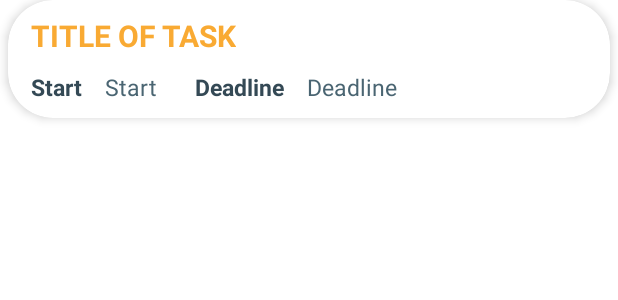
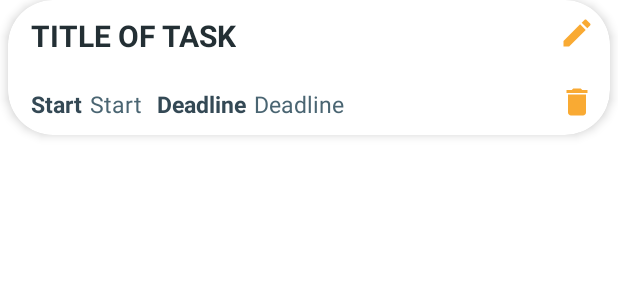
Before and after one commit to ArrsDesign/O-Clock, an Android app: the layout item_task.xml on its own in the app's theme, with its tools: preview values and no code run, on a phone screen of 412 x 824 dp. Shown: the top 300 px of the screen. Run offline under Robolectric (Android 15) with nearby library versions, the phone set to English and light mode, and no system bars.

Commit message:
implementing Edit

```diff
--- a/app/build.gradle
+++ b/app/build.gradle
@@ -54,4 +54,7 @@ dependencies {
     implementation 'androidx.recyclerview:recyclerview:1.1.0'
     implementation 'androidx.cardview:cardview:1.0.0'
 
+    implementation 'com.orhanobut:dialogplus:1.11@aar'
+
+
 }
--- a/app/src/main/java/com/arrsdesign/oclock/Task2_Fragments/Current.java
+++ b/app/src/main/java/com/arrsdesign/oclock/Task2_Fragments/Current.java
@@ -4,6 +4,7 @@ import android.os.Bundle;
 
 import androidx.annotation.NonNull;
 import androidx.fragment.app.Fragment;
+import androidx.recyclerview.widget.ItemTouchHelper;
 import androidx.recyclerview.widget.LinearLayoutManager;
 import androidx.recyclerview.widget.RecyclerView;
 
@@ -70,8 +71,6 @@ public class Current extends Fragment {
             }
         });
 
-
-
         return view;
     }
 }
--- a/app/src/main/java/com/arrsdesign/oclock/modelSubTask/Task_Display.java
+++ b/app/src/main/java/com/arrsdesign/oclock/modelSubTask/Task_Display.java
@@ -104,7 +104,6 @@ public class Task_Display extends AppCompatActivity {
         //Get Firebase Data
         reference = FirebaseDatabase.getInstance().getReference().child("OClock");
 
-        getIncom
 
 
     }
--- /dev/null
+++ b/app/src/main/res/drawable/ic_baseline_delete_24.xml
@@ -0,0 +1,5 @@
+<vector android:height="24dp" android:tint="#F9AA33"
+    android:viewportHeight="24" android:viewportWidth="24"
+    android:width="24dp" xmlns:android="http://schemas.android.com/apk/res/android">
+    <path android:fillColor="@android:color/white" android:pathData="M6,19c0,1.1 0.9,2 2,2h8c1.1,0 2,-0.9 2,-2V7H6v12zM19,4h-3.5l-1,-1h-5l-1,1H5v2h14V4z"/>
+</vector>
--- /dev/null
+++ b/app/src/main/res/drawable/ic_baseline_edit_24.xml
@@ -0,0 +1,5 @@
+<vector android:height="24dp" android:tint="#F9AA33"
+    android:viewportHeight="24" android:viewportWidth="24"
+    android:width="24dp" xmlns:android="http://schemas.android.com/apk/res/android">
+    <path android:fillColor="@android:color/white" android:pathData="M3,17.25V21h3.75L17.81,9.94l-3.75,-3.75L3,17.25zM20.71,7.04c0.39,-0.39 0.39,-1.02 0,-1.41l-2.34,-2.34c-0.39,-0.39 -1.02,-0.39 -1.41,0l-1.83,1.83 3.75,3.75 1.83,-1.83z"/>
+</vector>
--- a/app/src/main/res/layout/item_task.xml
+++ b/app/src/main/res/layout/item_task.xml
@@ -4,7 +4,7 @@
     xmlns:app="http://schemas.android.com/apk/res-auto"
     android:background="@drawable/rounded_rectangle_white"
     android:padding="15dp"
-    android:layout_height="wrap_content"
+    android:layout_height="90dp"
     android:layout_marginBottom="10dp"
     android:layout_marginRight="5dp"
     android:layout_marginLeft="5dp"
@@ -31,7 +31,7 @@
                 android:layout_marginLeft="5dp"
                 android:text="Title of Task"
                 android:textAllCaps="true"
-                android:textColor="@color/buttons"
+                android:textColor="@color/titles"
                 android:textSize="20dp"
                 android:textStyle="bold" />
 
@@ -39,11 +39,10 @@
                 android:id="@+id/start"
                 android:layout_width="wrap_content"
                 android:layout_height="wrap_content"
-                android:layout_marginTop="10dp"
-                android:layout_below="@+id/titleTask"
-                android:layout_marginRight="10dp"
+                android:layout_marginRight="5dp"
                 android:layout_marginLeft="5dp"
                 android:text="Start"
+                android:layout_alignParentBottom="true"
                 android:textColor="@color/text_bottom"
                 android:textSize="15dp"
                 android:textStyle="bold"/>
@@ -52,11 +51,9 @@
                 android:id="@+id/startDate"
                 android:layout_width="wrap_content"
                 android:layout_height="wrap_content"
+                android:layout_alignParentBottom="true"
                 android:layout_toEndOf="@+id/start"
-                android:layout_marginTop="10dp"
-                android:layout_marginLeft="5dp"
-                android:layout_marginRight="20dp"
-                android:layout_below="@+id/titleTask"
+                android:layout_marginRight="10dp"
                 android:text="Start"
                 android:textColor="@color/links"
                 android:textSize="15dp"/>
@@ -65,11 +62,9 @@
                 android:layout_width="wrap_content"
                 android:layout_height="wrap_content"
                 android:id="@+id/deadline"
-                android:layout_marginRight="10dp"
-                android:layout_marginLeft="5dp"
-                android:layout_below="@+id/titleTask"
+                android:layout_alignParentBottom="true"
+                android:layout_marginRight="5dp"
                 android:layout_toEndOf="@+id/startDate"
-                android:layout_marginTop="10dp"
                 android:textColor="@color/text_bottom"
                 android:text="Deadline"
                 android:textStyle="bold"
@@ -79,15 +74,36 @@
                 android:id="@+id/endDate"
                 android:layout_width="wrap_content"
                 android:layout_height="wrap_content"
+                android:layout_alignParentBottom="true"
                 android:text="Deadline"
-                android:layout_marginTop="10dp"
-                android:layout_marginLeft="5dp"
-                android:layout_below="@+id/titleTask"
                 android:layout_toEndOf="@+id/deadline"
                 android:textColor="@color/links"
                 android:textSize="15dp"/>
 
+            <RelativeLayout
+                android:layout_width="wrap_content"
+                android:layout_height="wrap_content"
+                >
+                <ImageView
+                    android:layout_width="wrap_content"
+                    android:id="@+id/edit"
+                    android:layout_height="wrap_content"
+                    android:src="@drawable/ic_baseline_edit_24"
+                    android:layout_alignParentEnd="true"
+                    android:layout_alignParentTop="true"/>
+
+                <ImageView
+                    android:layout_width="wrap_content"
+                    android:id="@+id/delete"
+                    android:layout_height="wrap_content"
+                    android:src="@drawable/ic_baseline_delete_24"
+                    android:layout_alignParentEnd="true"
+                    android:layout_alignParentBottom="true"/>
+            </RelativeLayout>
+
         </RelativeLayout>
+
+
 
     </LinearLayout>
 
--- a/app/src/main/res/layout/toolbar2.xml
+++ b/app/src/main/res/layout/toolbar2.xml
@@ -23,11 +23,10 @@
             android:id="@+id/toolbarTitle"
             android:layout_width="wrap_content"
             android:layout_height="wrap_content"
+            android:layout_centerInParent="true"
             android:text="TITLE"
             android:textColor="#ffffff"
-                android:layout_centerVertical="true"
-                android:layout_centerInParent="true"
-                android:textSize="25dp"
+            android:textSize="30dp"
             android:textStyle="bold" />
 
 
```
Also changed, not shown: app/src/main/java/com/arrsdesign/oclock/Profile.java (+1 -7 lines), app/src/main/java/com/arrsdesign/oclock/modelSubTask/AdapterC.java (+83 -1 lines), app/src/main/res/layout/activity_profile.xml (+0 -13 lines), app/src/main/res/layout/edit.xml (added, +287 -0 lines), app/src/main/res/layout/toolbar.xml (+6 -6 lines), app/src/main/res/layout/toolbar_home.xml (+7 -6 lines). Lines whose indentation alone changed are shown as unchanged.
